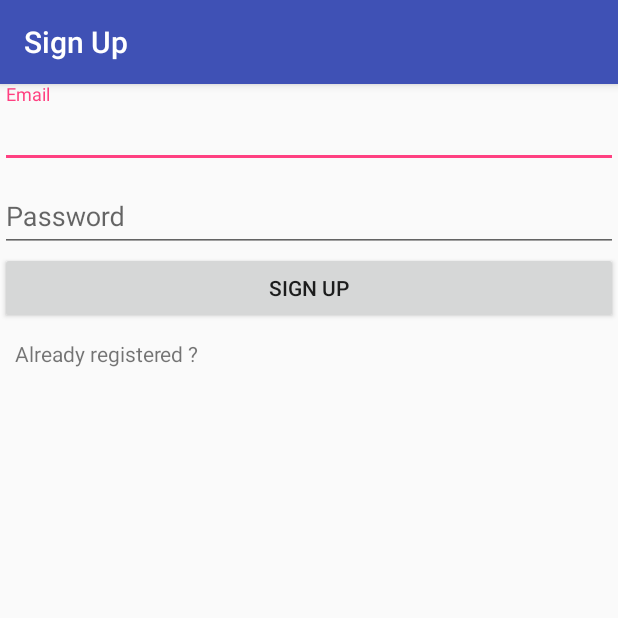
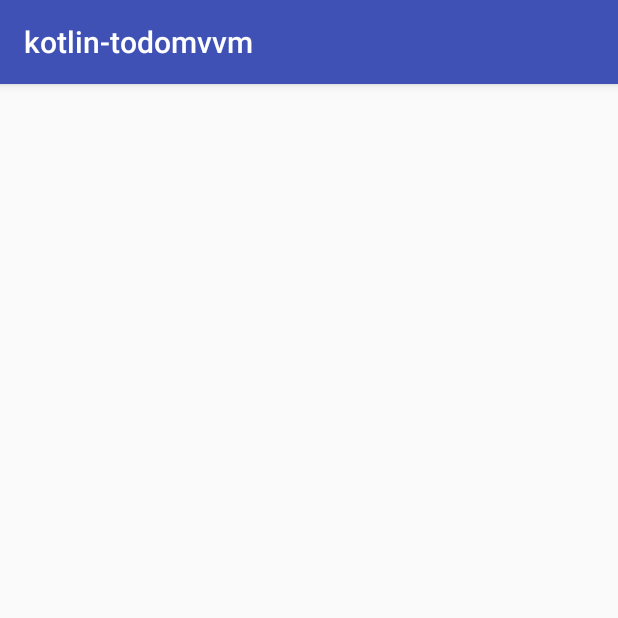
Before and after one commit to viacheslavokolitiy/hiddenstash, an Android app: the screen it shows after launch (RegistrationActivity before the commit, MainActivity after it), on a phone screen of 412 x 824 dp, the top half of it. Run offline under Robolectric (Android 15) with nearby library versions, the phone set to English and light mode, and no system bars; libraries missing offline, so code that uses them is left out: com.annimon.stream; 1 statement that could not run was skipped.

Commit message:
Moved to Java + Retrolambda + Streams API Backport. Maybe kotlin will be used only for spec writing

```diff
--- /dev/null
+++ b/app/src/main/java/org/satorysoft/hiddenstash/MainActivity.java
@@ -0,0 +1,35 @@
+package org.satorysoft.hiddenstash;
+
+import android.os.Bundle;
+import android.support.v7.app.AppCompatActivity;
+import android.util.Log;
+import android.widget.Toast;
+
+import com.annimon.stream.Collectors;
+import com.annimon.stream.Stream;
+
+import java.util.Arrays;
+import java.util.List;
+
+
+/**
+ * Created by viacheslavokolitiy on 25.09.2016.
+ */
+public class MainActivity extends AppCompatActivity {
+
+    public void onCreate(Bundle savedInstanceState) {
+        super.onCreate(savedInstanceState);
+
+        runOnUiThread(() -> Toast.makeText(MainActivity.this, "Hello from lambda", Toast.LENGTH_LONG).show());
+
+        String[] carsArray = new String[]{"Red", "Black", "Green"};
+
+        List<String> cars = Arrays.asList(carsArray);
+
+        List<String> filtered = Stream.of(cars).filter(value -> value.startsWith("G")).collect(Collectors.toList());
+
+        for (String car : filtered) {
+            Log.e("THIS", car);
+        }
+    }
+}
--- a/app/src/main/kotlin/org/satorysoft/todomvvm/ui/activities/MainActivity.kt
+++ /dev/null
@@ -1,35 +0,0 @@
-package org.satorysoft.todomvvm.ui.activities
-
-import android.content.Intent
-import android.databinding.DataBindingUtil
-import android.os.Bundle
-import android.support.v7.app.AppCompatActivity
-import org.satorysoft.todomvvm.BR
-import org.satorysoft.todomvvm.R
-import org.satorysoft.todomvvm.databinding.ActivityMainBinding
-import org.satorysoft.todomvvm.ui.misc.Constants
-import org.satorysoft.todomvvm.ui.viewmodel.MainActivityViewModel
-
-class MainActivity : AppCompatActivity() {
-    lateinit var mainActivityViewModel: MainActivityViewModel
-    lateinit var binding: ActivityMainBinding
-
-    override fun onCreate(savedInstanceState: Bundle?) {
-        super.onCreate(savedInstanceState)
-
-        binding = DataBindingUtil.setContentView(this, R.layout.activity_main)
-
-        mainActivityViewModel = MainActivityViewModel(this)
-
-        binding.setVariable(BR.viewModel, mainActivityViewModel)
-
-        showRegistrationUiIfNeeded()
-    }
-
-    fun showRegistrationUiIfNeeded() {
-        if(mainActivityViewModel.isTokenExists(Constants().userToken)){
-            val intent = Intent(this, RegistrationActivity::class.java)
-            startActivity(intent)
-        }
-    }
-}
--- a/app/src/main/kotlin/org/satorysoft/todomvvm/ui/activities/RegistrationActivity.kt
+++ /dev/null
@@ -1,73 +0,0 @@
-package org.satorysoft.todomvvm.ui.activities
-
-import android.databinding.DataBindingUtil
-import android.databinding.ObservableBoolean
-import android.os.Bundle
-import android.support.v7.app.AppCompatActivity
-import android.text.TextUtils
-import android.view.WindowManager
-import android.widget.Button
-import android.widget.EditText
-import com.jakewharton.rxbinding.view.RxView
-import com.jakewharton.rxbinding.widget.RxTextView
-import org.satorysoft.todomvvm.BR
-import org.satorysoft.todomvvm.R
-import org.satorysoft.todomvvm.databinding.ActivityRegistrationBinding
-import org.satorysoft.todomvvm.ui.viewmodel.RegistrationViewModel
-import rx.Observable
-import rx.functions.Func2
-
-/**
- * Created by viacheslavokolitiy on 18.09.2016.
- */
-class RegistrationActivity : AppCompatActivity() {
-    lateinit var binding: ActivityRegistrationBinding
-    lateinit var registrationViewModel: RegistrationViewModel
-
-    lateinit var userEmailInput: EditText
-    lateinit var userPasswordInput: EditText
-    lateinit var submitButton: Button
-
-    override fun onCreate(savedInstanceState: Bundle?) {
-        super.onCreate(savedInstanceState)
-        window.setSoftInputMode(WindowManager.
-                LayoutParams.SOFT_INPUT_STATE_ALWAYS_HIDDEN)
-
-        binding = DataBindingUtil.setContentView(this, R.layout.activity_registration)
-
-        registrationViewModel = RegistrationViewModel(this)
-
-        binding.setVariable(BR.registrationViewModel, registrationViewModel)
-
-        userEmailInput = binding.edtUserEmail
-        userPasswordInput = binding.edtUserPassword
-        submitButton = binding.btnRegister
-    }
-
-    override fun onStart() {
-        super.onStart()
-
-        RxTextView.textChanges(userEmailInput)
-                .filter { email -> email.length > 2 }
-                .subscribe { subscriber ->  validateInput(userEmailInput.text.toString())}
-
-        RxTextView.textChanges(userPasswordInput)
-                .filter { password -> password.length > 2 }
-                .subscribe { subscriber -> validateUserPassword(userPasswordInput.text.toString()) }
-
-        RxView.clicks(submitButton).subscribe { subscriber -> createUser(userEmailInput.text.toString(),
-                userPasswordInput.text.toString()) }
-    }
-
-    private fun createUser(userEmail: String, userPassword: String) {
-        registrationViewModel.createUserId(userEmail, userPassword);
-    }
-
-    private fun validateUserPassword(userPassword: String) {
-        registrationViewModel.setUserPasswordValid(ObservableBoolean(userPassword.length > 6))
-    }
-
-    private fun validateInput(userEmail: String) {
-        registrationViewModel.setUserEmailValid(ObservableBoolean(userEmail.contains("@")))
-    }
-}
--- a/app/src/main/kotlin/org/satorysoft/todomvvm/ui/misc/Constants.kt
+++ /dev/null
@@ -1,8 +0,0 @@
-package org.satorysoft.todomvvm.ui.misc
-
-/**
- * Created by viacheslavokolitiy on 18.09.2016.
- */
-class Constants {
-    val userToken: String = "USER_TOKEN"
-}
--- a/app/src/main/kotlin/org/satorysoft/todomvvm/ui/viewmodel/MainActivityViewModel.kt
+++ /dev/null
@@ -1,16 +0,0 @@
-package org.satorysoft.todomvvm.ui.viewmodel
-
-import android.content.Context
-import android.databinding.BaseObservable
-import android.preference.PreferenceManager
-import android.text.TextUtils
-
-/**
- * Created by viacheslavokolitiy on 18.09.2016.
- */
-class MainActivityViewModel(private val context: Context) : BaseObservable(){
-
-    internal fun isTokenExists(token: String) : Boolean {
-        return TextUtils.isEmpty(PreferenceManager.getDefaultSharedPreferences(context).getString(token, null))
-    }
-}
--- a/app/src/main/res/layout/activity_registration.xml
+++ /dev/null
@@ -1,59 +0,0 @@
-<?xml version="1.0" encoding="utf-8"?>
-<layout>
-    <data>
-        <import type="android.view.View"/>
-        <variable
-            name="registrationViewModel"
-            type="org.satorysoft.todomvvm.ui.viewmodel.RegistrationViewModel"/>
-    </data>
-    <LinearLayout xmlns:android="http://schemas.android.com/apk/res/android"
-        android:orientation="vertical" android:layout_width="match_parent"
-        android:layout_height="match_parent">
-
-        <ScrollView
-            android:layout_width="match_parent"
-            android:descendantFocusability="blocksDescendants"
-            android:layout_height="match_parent">
-            <LinearLayout
-                android:id="@+id/ll_sign_up_form"
-                android:layout_width="match_parent"
-                android:layout_height="wrap_content"
-                android:orientation="vertical">
-                <android.support.design.widget.TextInputLayout
-                    android:id="@+id/til_user_email"
-                    android:layout_width="match_parent"
-                    android:layout_height="wrap_content">
-                    <EditText
-                        android:id="@+id/edt_user_email"
-                        android:layout_width="match_parent"
-                        android:layout_height="wrap_content"
-                        android:hint="@string/hint_email"
-                        android:inputType="textEmailAddress"/>
-                </android.support.design.widget.TextInputLayout>
-                <android.support.design.widget.TextInputLayout
-                    android:id="@+id/til_user_password"
-                    android:layout_width="match_parent"
-                    android:layout_height="wrap_content">
-                    <EditText
-                        android:id="@+id/edt_user_password"
-                        android:layout_width="match_parent"
-                        android:layout_height="wrap_content"
-                        android:hint="@string/hint_password"
-                        android:inputType="textPassword"/>
-                </android.support.design.widget.TextInputLayout>
-                <Button
-                    android:id="@+id/btn_register"
-                    android:layout_width="match_parent"
-                    android:layout_height="wrap_content"
-                    android:enabled="@{registrationViewModel.userEmailValid &amp;&amp; registrationViewModel.userPasswordValid}"
-                    android:text="@string/btn_sign_up"/>
-                <TextView
-                    android:id="@+id/tv_login_link"
-                    android:layout_width="wrap_content"
-                    android:layout_height="wrap_content"
-                    android:padding="@dimen/padding_10dp"
-                    android:text="@string/link_already_registered"/>
-            </LinearLayout>
-        </ScrollView>
-    </LinearLayout>
-</layout>
--- a/build.gradle
+++ b/build.gradle
@@ -6,8 +6,8 @@ buildscript {
         jcenter()
     }
     dependencies {
-        classpath 'com.android.tools.build:gradle:2.2.0-rc2'
-        classpath "org.jetbrains.kotlin:kotlin-gradle-plugin:$kotlin_version"
+        classpath 'com.android.tools.build:gradle:2.2.0'
+        classpath 'me.tatarka:gradle-retrolambda:3.3.0'
 
         // NOTE: Do not place your application dependencies here; they belong
         // in the individual module build.gradle files
```
Also changed, not shown: app/build.gradle (+9 -17 lines), app/src/main/AndroidManifest.xml (+2 -6 lines), app/src/main/kotlin/org/satorysoft/todomvvm/ui/misc/HashCreator.kt (deleted, +0 -19 lines), app/src/main/kotlin/org/satorysoft/todomvvm/ui/viewmodel/RegistrationViewModel.kt (deleted, +0 -48 lines), app/src/main/res/layout/activity_main.xml (+3 -6 lines).
